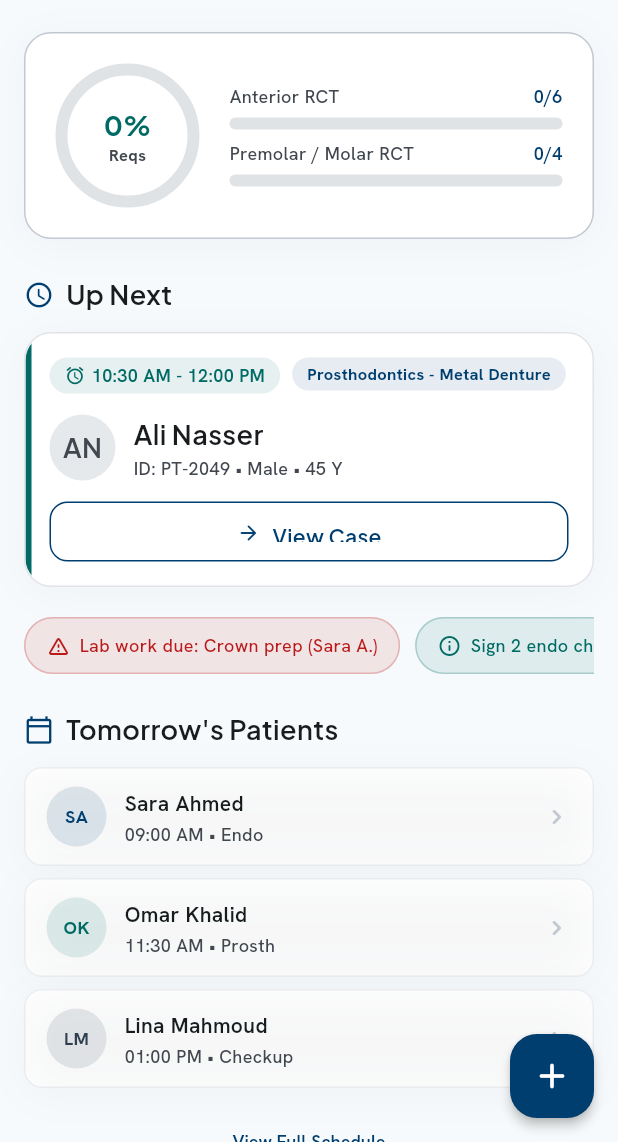
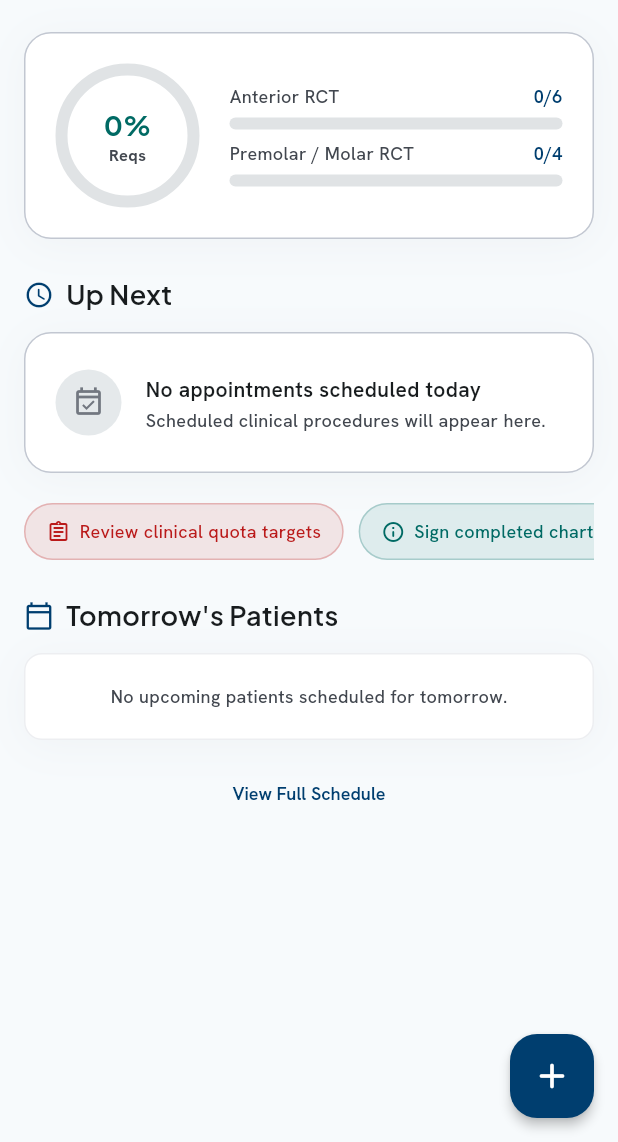
Before and after one commit to ShehabShaef/dentera, a Flutter app: the DashboardScreen screen opened directly, on a phone screen of 412 x 824 dp, the part 94-1236 px from its top. Run offline on Flutter 3.47's test engine with Material 3 defaults, Android fonts, the phone set to English and light mode, and no system bars; our stand-ins replace flutter_local_notifications, flutter_riverpod, google_fonts, logger, shared_preferences, sqflite and 1 more; accounts and stored records are empty.

Commit message:
refactor(ui): purge all hardcoded mock datasets across main screens

```diff
--- a/lib/presentation/screens/appointments/appointments_screen.dart
+++ b/lib/presentation/screens/appointments/appointments_screen.dart
@@ -118,6 +118,7 @@ class _AppointmentsScreenState extends ConsumerState<AppointmentsScreen> {
                       );
 
                       if (appointments.isEmpty) {
+                        AppLogger.debug('Appointments screen rendering zero state - SQLite returned 0 records for date $_selectedDate');
                         return _buildEmptyState();
                       }
 
--- a/lib/presentation/screens/dashboard/dashboard_screen.dart
+++ b/lib/presentation/screens/dashboard/dashboard_screen.dart
@@ -68,23 +68,15 @@ class DashboardScreen extends ConsumerWidget {
                                       total: r.targetCount,
                                     ))
                                 .toList(),
-                            orElse: () => const <ClinicQuotaSummary>[
-                              ClinicQuotaSummary(clinicName: 'Prosthodontics', completed: 8, total: 10),
-                              ClinicQuotaSummary(clinicName: 'Endodontics', completed: 4, total: 5),
-                            ],
+                            orElse: () => const <ClinicQuotaSummary>[],
                           );
 
                           return DashboardProgressCard(
-                            overallProgress: stats.totalTarget > 0 ? stats.progressFraction : 0.68,
+                            overallProgress: stats.totalTarget > 0 ? stats.progressFraction : 0.0,
                             overallPercentageText: stats.totalTarget > 0
                                 ? '${(stats.progressFraction * 100).round()}%'
-                                : '68%',
-                            requirements: breakdowns.isNotEmpty
-                                ? breakdowns
-                                : const <ClinicQuotaSummary>[
-                                    ClinicQuotaSummary(clinicName: 'Prosthodontics', completed: 8, total: 10),
-                                    ClinicQuotaSummary(clinicName: 'Endodontics', completed: 4, total: 5),
-                                  ],
+                                : '0%',
+                            requirements: breakdowns,
                           );
                         },
                         loading: () => const DashboardProgressCard(),
@@ -125,24 +117,48 @@ class DashboardScreen extends ConsumerWidget {
                       todayAppointmentsAsync.when(
                         data: (appointments) {
                           if (appointments.isEmpty) {
-                            const patientId = 'PT-2049';
-                            return DashboardAppointmentCard(
-                              patientName: 'Ali Nasser',
-                              patientId: patientId,
-                              patientDetails: 'Male • 45 Y',
-                              timeWindow: '10:30 AM - 12:00 PM',
-                              procedureTitle: 'Prosthodontics - Metal Denture',
-                              clinicColor: AppColors.secondary,
-                              onViewCase: () {
-                                AppLogger.info('Navigating to Patient Case Sheet for patient: $patientId');
-                                Navigator.of(context).push(
-                                  MaterialPageRoute<void>(
-                                    builder: (context) => const PatientCaseSheetScreen(
-                                      patientId: patientId,
+                            AppLogger.debug('Dashboard screen rendering zero state - SQLite returned 0 appointments today');
+                            return BaseCard(
+                              padding: const EdgeInsets.symmetric(horizontal: 20, vertical: 24),
+                              child: Row(
+                                children: <Widget>[
+                                  Container(
+                                    width: 44,
+                                    height: 44,
+                                    decoration: const BoxDecoration(
+                                      shape: BoxShape.circle,
+                                      color: AppColors.surfaceContainerHigh,
+                                    ),
+                                    child: const Icon(
+                                      Icons.event_available_outlined,
+                                      size: 22,
+                                      color: AppColors.outline,
                                     ),
                                   ),
-                                );
-                              },
+                                  const SizedBox(width: 16),
+                                  Expanded(
+                                    child: Column(
+                                      crossAxisAlignment: CrossAxisAlignment.start,
+                                      children: <Widget>[
+                                        Text(
+                                          'No appointments scheduled today',
+                                          style: AppTextStyles.bodyMd.copyWith(
+                                            fontWeight: FontWeight.w600,
+                                            color: AppColors.onSurface,
+                                          ),
+                                        ),
+                                        const SizedBox(height: 2),
+                                        Text(
+                                          'Scheduled clinical procedures will appear here.',
+                                          style: AppTextStyles.caption.copyWith(
+                                            color: AppColors.onSurfaceVariant,
+                                          ),
+                                        ),
+                                      ],
+                                    ),
+                                  ),
+                                ],
+                              ),
                             );
                           }
 
@@ -166,27 +182,14 @@ class DashboardScreen extends ConsumerWidget {
                             },
                           );
                         },
-                        loading: () {
-                          const patientId = 'PT-2049';
-                          return DashboardAppointmentCard(
-                            patientName: 'Ali Nasser',
-                            patientId: patientId,
-                            patientDetails: 'Male • 45 Y',
-                            timeWindow: '10:30 AM - 12:00 PM',
-                            procedureTitle: 'Prosthodontics - Metal Denture',
-                            clinicColor: AppColors.secondary,
-                            onViewCase: () {
-                              AppLogger.info('Navigating to Patient Case Sheet for patient: $patientId');
-                              Navigator.of(context).push(
-                                MaterialPageRoute<void>(
-                                  builder: (context) => const PatientCaseSheetScreen(
-                                    patientId: patientId,
+                        loading: () => const Center(
+                          child: Padding(
+                            padding: EdgeInsets.symmetric(vertical: 24.0),
+                            child: CircularProgressIndicator(
+                              valueColor: AlwaysStoppedAnimation<Color>(AppColors.primary),
                             ),
                           ),
-                              );
-                            },
-                          );
-                        },
+                        ),
                         error: (error, stackTrace) {
                           AppLogger.error(
                             '[DashboardScreen] Failed to load today\'s appointments: $error',
@@ -210,8 +213,11 @@ class DashboardScreen extends ConsumerWidget {
                       // 5. Tomorrow's Patients Section
                       upcomingAppointmentsAsync.when(
                         data: (upcomingList) {
-                          final List<UpcomingPatientItem> upcomingItems = upcomingList.isNotEmpty
-                              ? upcomingList
+                          if (upcomingList.isEmpty) {
+                            AppLogger.debug('Dashboard screen rendering zero state - SQLite returned 0 upcoming appointments');
+                          }
+
+                          final List<UpcomingPatientItem> upcomingItems = upcomingList
                               .map((apt) => UpcomingPatientItem(
                                     patientId: apt.patientId,
                                     name: 'Patient #${apt.patientId}',
@@ -219,27 +225,7 @@ class DashboardScreen extends ConsumerWidget {
                                         '${apt.scheduledDate.hour}:${apt.scheduledDate.minute.toString().padLeft(2, '0')} • ${apt.procedureDescription ?? 'Clinic'}',
                                     accentColor: AppColors.primary,
                                   ))
-                                  .toList()
-                              : const <UpcomingPatientItem>[
-                                  UpcomingPatientItem(
-                                    patientId: 'PT-1001',
-                                    name: 'Sara Ahmed',
-                                    timeAndClinic: '09:00 AM • Endo',
-                                    accentColor: AppColors.primary,
-                                  ),
-                                  UpcomingPatientItem(
-                                    patientId: 'PT-1002',
-                                    name: 'Omar Khalid',
-                                    timeAndClinic: '11:30 AM • Prosth',
-                                    accentColor: AppColors.secondary,
-                                  ),
-                                  UpcomingPatientItem(
-                                    patientId: 'PT-1003',
-                                    name: 'Lina Mahmoud',
-                                    timeAndClinic: '01:00 PM • Checkup',
-                                    accentColor: AppColors.tertiary,
-                                  ),
-                                ];
+                              .toList();
 
                           return DashboardUpcomingSection(
                             patients: upcomingItems,
@@ -248,12 +234,12 @@ class DashboardScreen extends ConsumerWidget {
                               ref.read(rootNavigationIndexProvider.notifier).state = 3;
                             },
                             onPatientTap: (patient) {
-                              final patientId = patient.patientId ?? 'PT-1001';
-                              AppLogger.info('Navigating to Patient Case Sheet for patient: $patientId');
+                              if (patient.patientId == null) return;
+                              AppLogger.info('Navigating to Patient Case Sheet for patient: ${patient.patientId}');
                               Navigator.of(context).push(
                                 MaterialPageRoute<void>(
                                   builder: (context) => PatientCaseSheetScreen(
-                                    patientId: patientId,
+                                    patientId: patient.patientId!,
                                   ),
                                 ),
                               );
--- a/lib/presentation/screens/dashboard/widgets/dashboard_progress_card.dart
+++ b/lib/presentation/screens/dashboard/widgets/dashboard_progress_card.dart
@@ -6,12 +6,9 @@ import '../../../widgets/widgets.dart';
 class DashboardProgressCard extends StatelessWidget {
   const DashboardProgressCard({
     super.key,
-    this.overallProgress = 0.68,
-    this.overallPercentageText = '68%',
-    this.requirements = const <ClinicQuotaSummary>[
-      ClinicQuotaSummary(clinicName: 'Prosthodontics', completed: 8, total: 10),
-      ClinicQuotaSummary(clinicName: 'Endodontics', completed: 4, total: 5),
-    ],
+    this.overallProgress = 0.0,
+    this.overallPercentageText = '0%',
+    this.requirements = const <ClinicQuotaSummary>[],
   });
 
   final double overallProgress;
@@ -51,9 +48,16 @@ class DashboardProgressCard extends StatelessWidget {
           ),
           const SizedBox(width: 20),
 
-          // Clinic Quota Progress Bars
+          // Clinic Quota Progress Bars or Zero State
           Expanded(
-            child: Column(
+            child: requirements.isEmpty
+                ? Text(
+                    'No active requirements',
+                    style: AppTextStyles.caption.copyWith(
+                      color: AppColors.onSurfaceVariant,
+                    ),
+                  )
+                : Column(
                     mainAxisSize: MainAxisSize.min,
                     children: requirements.map((quota) {
                       return Padding(
--- a/lib/presentation/screens/dashboard/widgets/dashboard_reminders.dart
+++ b/lib/presentation/screens/dashboard/widgets/dashboard_reminders.dart
@@ -22,17 +22,17 @@ class DashboardReminders extends StatelessWidget {
     super.key,
     this.reminders = const <ClinicalReminderItem>[
       ClinicalReminderItem(
-        message: 'Lab work due: Crown prep (Sara A.)',
-        icon: Icons.warning_amber_rounded,
+        message: 'Review clinical quota targets',
+        icon: Icons.assignment_outlined,
         type: ReminderType.warning,
       ),
       ClinicalReminderItem(
-        message: 'Sign 2 endo charts by EOD',
+        message: 'Sign completed charts by EOD',
         icon: Icons.info_outline_rounded,
         type: ReminderType.info,
       ),
       ClinicalReminderItem(
-        message: 'Restock matrix bands',
+        message: 'Restock procedural supplies',
         icon: Icons.inventory_2_outlined,
         type: ReminderType.neutral,
       ),
@@ -43,6 +43,10 @@ class DashboardReminders extends StatelessWidget {
 
   @override
   Widget build(BuildContext context) {
+    if (reminders.isEmpty) {
+      return const SizedBox.shrink();
+    }
+
     return SizedBox(
       height: 38,
       child: ListView.separated(
--- a/lib/presentation/screens/dashboard/widgets/dashboard_upcoming_section.dart
+++ b/lib/presentation/screens/dashboard/widgets/dashboard_upcoming_section.dart
@@ -45,26 +45,7 @@ class UpcomingPatientItem {
 class DashboardUpcomingSection extends ConsumerWidget {
   const DashboardUpcomingSection({
     super.key,
-    this.patients = const <UpcomingPatientItem>[
-      UpcomingPatientItem(
-        patientId: 'PT-1001',
-        name: 'Sara Ahmed',
-        timeAndClinic: '09:00 AM • Endo',
-        accentColor: AppColors.primary,
-      ),
-      UpcomingPatientItem(
-        patientId: 'PT-1002',
-        name: 'Omar Khalid',
-        timeAndClinic: '11:30 AM • Prosth',
-        accentColor: AppColors.secondary,
-      ),
-      UpcomingPatientItem(
-        patientId: 'PT-1003',
-        name: 'Lina Mahmoud',
-        timeAndClinic: '01:00 PM • Checkup',
-        accentColor: AppColors.tertiary,
-      ),
-    ],
+    this.patients = const <UpcomingPatientItem>[],
     this.onViewFullSchedule,
     this.onPatientTap,
   });
@@ -97,8 +78,33 @@ class DashboardUpcomingSection extends ConsumerWidget {
         ),
         const SizedBox(height: 12),
 
-        // Patient Items List
-        Column(
+        // Patient Items List or Zero State
+        if (patients.isEmpty)
+          Padding(
+            padding: const EdgeInsets.only(bottom: 8.0),
+            child: Container(
+              width: double.infinity,
+              padding: const EdgeInsets.symmetric(horizontal: 16, vertical: 20),
+              decoration: BoxDecoration(
+                color: AppColors.surfaceContainerLowest,
+                borderRadius: BorderRadius.circular(12),
+                border: Border.all(
+                  color: AppColors.outlineVariant.withValues(alpha: 0.3),
+                  width: 1.0,
+                ),
+                boxShadow: AppColors.cardShadow,
+              ),
+              alignment: Alignment.center,
+              child: Text(
+                'No upcoming patients scheduled for tomorrow.',
+                style: AppTextStyles.caption.copyWith(
+                  color: AppColors.onSurfaceVariant,
+                ),
+              ),
+            ),
+          )
+        else
+          Column(
           children: patients.map((item) {
             return Padding(
               padding: const EdgeInsets.only(bottom: 8.0),
--- a/lib/presentation/screens/patients/patients_screen.dart
+++ b/lib/presentation/screens/patients/patients_screen.dart
@@ -10,6 +10,10 @@ import 'patient_case_sheet_screen.dart';
 import 'widgets/widgets.dart';
 
 /// Patient roster and management screen wired to Riverpod SQLite state.
+///
+/// Dynamically builds patient list and search/filter states strictly from
+/// [filteredPatientListProvider], handling empty lists and zero results natively
+/// without visual mock fallbacks.
 class PatientsScreen extends ConsumerStatefulWidget {
   const PatientsScreen({super.key});
 
@@ -145,6 +149,7 @@ class _PatientsScreenState extends ConsumerState<PatientsScreen> {
                   if (patients.isNotEmpty) {
                     return _buildRosterList(patients);
                   }
+                  AppLogger.debug('Patients screen rendering zero state - SQLite returned 0 records');
                   return _buildZeroState(searchQuery, selectedFilter);
                 },
                 loading: () => const Center(
```
Also changed, not shown: lib/presentation/screens/clinics/clinic_details_screen.dart (+64 -57 lines), lib/presentation/screens/clinics/clinics_screen.dart (+121 -139 lines), lib/presentation/screens/patients/patient_case_sheet_screen.dart (+82 -52 lines), 6 other files. Lines whose indentation alone changed are shown as unchanged.
